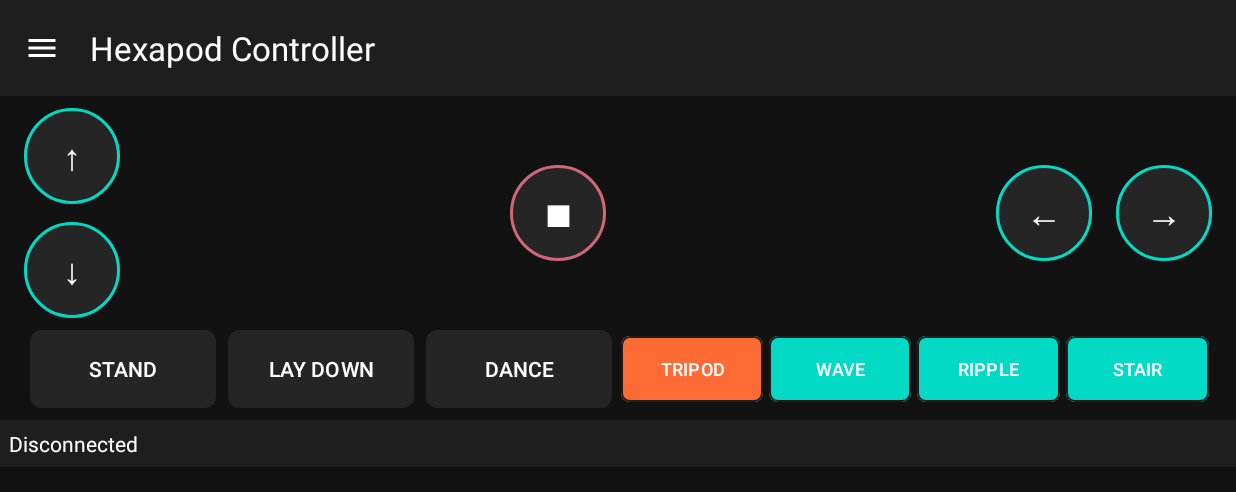
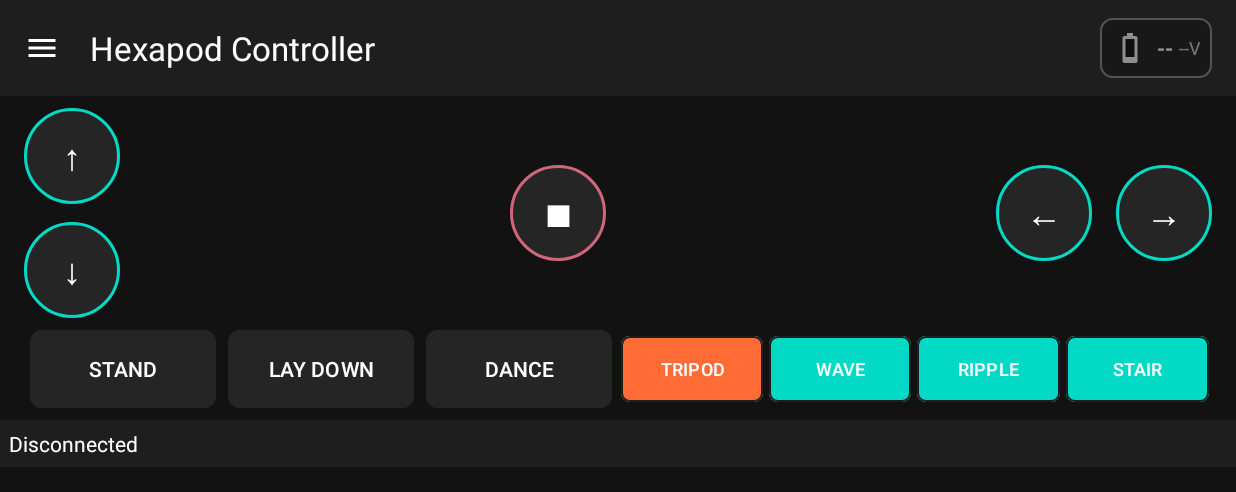
Before and after one commit to nikaduri/hexapod, an Android app built with Jetpack Compose: the screen it shows after launch (MainActivity), on a phone screen of 824 x 412 dp (held sideways). Shown: the top 492 px of the screen. Run offline under Robolectric (Android 15) with nearby library versions, the phone set to English and light mode, and no system bars; our stand-ins replace Dagger/Hilt's generated code.

Commit message:
Added battery percentage

```diff
--- a/hexapod_controller/app/src/main/java/com/example/hexapodcontroller/MainActivity.kt
+++ b/hexapod_controller/app/src/main/java/com/example/hexapodcontroller/MainActivity.kt
@@ -176,6 +176,15 @@ class MainActivity : AppCompatActivity() {
                 }
             }
         }
+
+        // Observe battery status separately
+        lifecycleScope.launch {
+            repeatOnLifecycle(Lifecycle.State.STARTED) {
+                viewModel.batteryStatus.collect { batteryStatus ->
+                    binding.batteryStatusView.updateBatteryStatus(batteryStatus)
+                }
+            }
+        }
     }
 
     private fun updateUI(connectionState: RobotConnectionState) {
--- a/hexapod_controller/app/src/main/java/com/example/hexapodcontroller/data/RobotCommand.kt
+++ b/hexapod_controller/app/src/main/java/com/example/hexapodcontroller/data/RobotCommand.kt
@@ -13,7 +13,9 @@ enum class RobotCommand(val value: String) {
     TRIPOD_GAIT("TRIPOD_GAIT"),
     WAVE_GAIT("WAVE_GAIT"),
     RIPPLE_GAIT("RIPPLE_GAIT"),
-    STAIRCASE_MODE("STAIRCASE_MODE");
+    STAIRCASE_MODE("STAIRCASE_MODE"),
+    // Battery monitoring
+    GET_BATTERY("GET_BATTERY");
 
     companion object {
         fun fromString(value: String): RobotCommand? =
--- a/hexapod_controller/app/src/main/java/com/example/hexapodcontroller/domain/RobotRepository.kt
+++ b/hexapod_controller/app/src/main/java/com/example/hexapodcontroller/domain/RobotRepository.kt
@@ -2,16 +2,19 @@ package com.example.hexapodcontroller.domain
 
 import com.example.hexapodcontroller.data.RobotCommand
 import com.example.hexapodcontroller.data.RobotConnectionState
+import com.example.hexapodcontroller.data.BatteryStatus
 import kotlinx.coroutines.flow.Flow
 
 interface RobotRepository {
     val connectionState: Flow<RobotConnectionState>
+    val batteryStatus: Flow<BatteryStatus?>
 
     suspend fun connect(ipAddress: String, port: Int)
     suspend fun disconnect()
     suspend fun sendCommand(command: RobotCommand)
     suspend fun startContinuousCommand(command: RobotCommand)
     suspend fun stopContinuousCommand()
+    suspend fun requestBatteryStatus(): BatteryStatus?
 
     fun getLastIpAddress(): String
     fun getLastPort(): Int
--- /dev/null
+++ b/hexapod_controller/app/src/main/java/com/example/hexapodcontroller/ui/BatteryStatusView.kt
@@ -0,0 +1,58 @@
+package com.example.hexapodcontroller.ui
+
+import android.content.Context
+import android.util.AttributeSet
+import android.view.LayoutInflater
+import android.widget.ImageView
+import android.widget.LinearLayout
+import android.widget.TextView
+import com.example.hexapodcontroller.R
+import com.example.hexapodcontroller.data.BatteryStatus
+
+class BatteryStatusView @JvmOverloads constructor(
+    context: Context,
+    attrs: AttributeSet? = null,
+    defStyleAttr: Int = 0
+) : LinearLayout(context, attrs, defStyleAttr) {
+
+    private val batteryIcon: ImageView
+    private val batteryPercentage: TextView
+    private val batteryVoltage: TextView
+
+    init {
+        LayoutInflater.from(context).inflate(R.layout.battery_status_view, this, true)
+
+        batteryIcon = findViewById(R.id.iv_battery_icon)
+        batteryPercentage = findViewById(R.id.tv_battery_percentage)
+        batteryVoltage = findViewById(R.id.tv_battery_voltage)
+
+        // Set default state
+        updateBatteryDisplay(null)
+    }
+
+    fun updateBatteryStatus(batteryStatus: BatteryStatus?) {
+        updateBatteryDisplay(batteryStatus)
+    }
+
+    private fun updateBatteryDisplay(batteryStatus: BatteryStatus?) {
+        if (batteryStatus == null) {
+            batteryPercentage.text = "--"
+            batteryVoltage.text = "--V"
+            batteryIcon.setImageResource(R.drawable.ic_battery)
+            alpha = 0.5f
+            return
+        }
+
+        alpha = 1.0f
+        batteryPercentage.text = "${batteryStatus.percentage}%"
+        batteryVoltage.text = String.format("%.2fV", batteryStatus.voltage)
+
+        // Update icon based on percentage
+        val iconRes = when {
+            batteryStatus.percentage >= 60 -> R.drawable.ic_battery_full
+            batteryStatus.percentage >= 30 -> R.drawable.ic_battery_medium
+            else -> R.drawable.ic_battery_low
+        }
+        batteryIcon.setImageResource(iconRes)
+    }
+}
--- a/hexapod_controller/app/src/main/java/com/example/hexapodcontroller/ui/MainViewModel.kt
+++ b/hexapod_controller/app/src/main/java/com/example/hexapodcontroller/ui/MainViewModel.kt
@@ -4,10 +4,13 @@ import androidx.lifecycle.ViewModel
 import androidx.lifecycle.viewModelScope
 import com.example.hexapodcontroller.data.RobotCommand
 import com.example.hexapodcontroller.data.RobotConnectionState
+import com.example.hexapodcontroller.data.BatteryStatus
 import com.example.hexapodcontroller.domain.RobotRepository
 import dagger.hilt.android.lifecycle.HiltViewModel
 import kotlinx.coroutines.flow.*
 import kotlinx.coroutines.launch
+import kotlinx.coroutines.delay
+import kotlinx.coroutines.Job
 import javax.inject.Inject
 
 @HiltViewModel
@@ -18,10 +21,24 @@ class MainViewModel @Inject constructor(
     private val _uiState = MutableStateFlow(MainUiState())
     val uiState: StateFlow<MainUiState> = _uiState.asStateFlow()
 
+    val batteryStatus: StateFlow<BatteryStatus?> = repository.batteryStatus.stateIn(
+        scope = viewModelScope,
+        started = SharingStarted.WhileSubscribed(5000),
+        initialValue = null
+    )
+
+    private var batteryPollingJob: Job? = null
+
     init {
         viewModelScope.launch {
             repository.connectionState.collect { state ->
                 _uiState.update { it.copy(connectionState = state) }
+
+                // Start or stop battery polling based on connection state
+                when (state) {
+                    is RobotConnectionState.Connected -> startBatteryPolling()
+                    else -> stopBatteryPolling()
+                }
             }
         }
     }
@@ -91,8 +108,29 @@ class MainViewModel @Inject constructor(
 
     fun getLastPort(): Int = repository.getLastPort()
 
+    private fun startBatteryPolling() {
+        stopBatteryPolling() // Stop any existing polling
+
+        batteryPollingJob = viewModelScope.launch {
+            // Initial battery request
+            repository.requestBatteryStatus()
+
+            // Poll every minute (60 seconds)
+            while (true) {
+                delay(60_000) // 60 seconds
+                repository.requestBatteryStatus()
+            }
+        }
+    }
+
+    private fun stopBatteryPolling() {
+        batteryPollingJob?.cancel()
+        batteryPollingJob = null
+    }
+
     override fun onCleared() {
         super.onCleared()
+        stopBatteryPolling()
         viewModelScope.launch {
             repository.disconnect()
         }
--- /dev/null
+++ b/hexapod_controller/app/src/main/res/drawable/battery_background.xml
@@ -0,0 +1,9 @@
+<?xml version="1.0" encoding="utf-8"?>
+<shape xmlns:android="http://schemas.android.com/apk/res/android"
+    android:shape="rectangle">
+    <solid android:color="#66000000" />
+    <corners android:radius="8dp" />
+    <stroke
+        android:width="1dp"
+        android:color="#80FFFFFF" />
+</shape>
--- /dev/null
+++ b/hexapod_controller/app/src/main/res/drawable/ic_battery.xml
@@ -0,0 +1,15 @@
+<?xml version="1.0" encoding="utf-8"?>
+<vector xmlns:android="http://schemas.android.com/apk/res/android"
+    android:width="24dp"
+    android:height="24dp"
+    android:viewportWidth="24"
+    android:viewportHeight="24">
+    <!-- Battery outline -->
+    <path
+        android:fillColor="@android:color/white"
+        android:pathData="M15.67,4H14V2h-4v2H8.33C7.6,4 7,4.6 7,5.33v15.33C7,21.4 7.6,22 8.33,22h7.33c0.74,0 1.34,-0.6 1.34,-1.33V5.33C17,4.6 16.4,4 15.67,4z"/>
+    <!-- Battery level indicator (this will be colored based on percentage) -->
+    <path
+        android:fillColor="@android:color/black"
+        android:pathData="M9,6v12h6V6H9z"/>
+</vector>
--- /dev/null
+++ b/hexapod_controller/app/src/main/res/drawable/ic_battery_full.xml
@@ -0,0 +1,15 @@
+<?xml version="1.0" encoding="utf-8"?>
+<vector xmlns:android="http://schemas.android.com/apk/res/android"
+    android:width="24dp"
+    android:height="24dp"
+    android:viewportWidth="24"
+    android:viewportHeight="24">
+    <!-- Battery outline -->
+    <path
+        android:fillColor="@android:color/white"
+        android:pathData="M15.67,4H14V2h-4v2H8.33C7.6,4 7,4.6 7,5.33v15.33C7,21.4 7.6,22 8.33,22h7.33c0.74,0 1.34,-0.6 1.34,-1.33V5.33C17,4.6 16.4,4 15.67,4z"/>
+    <!-- Full battery level -->
+    <path
+        android:fillColor="#4CAF50"
+        android:pathData="M9,6v12h6V6H9z"/>
+</vector>
--- /dev/null
+++ b/hexapod_controller/app/src/main/res/drawable/ic_battery_low.xml
@@ -0,0 +1,15 @@
+<?xml version="1.0" encoding="utf-8"?>
+<vector xmlns:android="http://schemas.android.com/apk/res/android"
+    android:width="24dp"
+    android:height="24dp"
+    android:viewportWidth="24"
+    android:viewportHeight="24">
+    <!-- Battery outline -->
+    <path
+        android:fillColor="@android:color/white"
+        android:pathData="M15.67,4H14V2h-4v2H8.33C7.6,4 7,4.6 7,5.33v15.33C7,21.4 7.6,22 8.33,22h7.33c0.74,0 1.34,-0.6 1.34,-1.33V5.33C17,4.6 16.4,4 15.67,4z"/>
+    <!-- Low battery level -->
+    <path
+        android:fillColor="#F44336"
+        android:pathData="M9,15v3h6v-3H9z"/>
+</vector>
--- /dev/null
+++ b/hexapod_controller/app/src/main/res/drawable/ic_battery_medium.xml
@@ -0,0 +1,15 @@
+<?xml version="1.0" encoding="utf-8"?>
+<vector xmlns:android="http://schemas.android.com/apk/res/android"
+    android:width="24dp"
+    android:height="24dp"
+    android:viewportWidth="24"
+    android:viewportHeight="24">
+    <!-- Battery outline -->
+    <path
+        android:fillColor="@android:color/white"
+        android:pathData="M15.67,4H14V2h-4v2H8.33C7.6,4 7,4.6 7,5.33v15.33C7,21.4 7.6,22 8.33,22h7.33c0.74,0 1.34,-0.6 1.34,-1.33V5.33C17,4.6 16.4,4 15.67,4z"/>
+    <!-- Medium battery level -->
+    <path
+        android:fillColor="#FF9800"
+        android:pathData="M9,12v6h6v-6H9z"/>
+</vector>
--- a/hexapod_controller/app/src/main/res/layout/activity_main.xml
+++ b/hexapod_controller/app/src/main/res/layout/activity_main.xml
@@ -15,15 +15,31 @@
         android:orientation="vertical"
         android:background="@color/background_dark">
 
-        <!-- Toolbar with Menu -->
-        <com.google.android.material.appbar.MaterialToolbar
-            android:id="@+id/toolbar"
+        <!-- Toolbar with Menu and Battery Status -->
+        <LinearLayout
             android:layout_width="match_parent"
             android:layout_height="?attr/actionBarSize"
+            android:orientation="horizontal"
             android:background="@color/primary_dark"
-            app:navigationIcon="@drawable/ic_menu"
-            app:title="@string/app_name"
-            app:titleTextColor="@android:color/white"/>
+            android:gravity="center_vertical">
+
+            <com.google.android.material.appbar.MaterialToolbar
+                android:id="@+id/toolbar"
+                android:layout_width="0dp"
+                android:layout_height="match_parent"
+                android:layout_weight="1"
+                android:background="@android:color/transparent"
+                app:navigationIcon="@drawable/ic_menu"
+                app:title="@string/app_name"
+                app:titleTextColor="@android:color/white"/>
+
+            <com.example.hexapodcontroller.ui.BatteryStatusView
+                android:id="@+id/battery_status_view"
+                android:layout_width="wrap_content"
+                android:layout_height="wrap_content"
+                android:layout_marginEnd="16dp"/>
+
+        </LinearLayout>
 
         <!-- Movement Controls Row -->
         <LinearLayout
--- /dev/null
+++ b/hexapod_controller/app/src/main/res/layout/battery_status_view.xml
@@ -0,0 +1,36 @@
+<?xml version="1.0" encoding="utf-8"?>
+<LinearLayout xmlns:android="http://schemas.android.com/apk/res/android"
+    android:layout_width="wrap_content"
+    android:layout_height="wrap_content"
+    android:orientation="horizontal"
+    android:gravity="center_vertical"
+    android:background="@drawable/battery_background"
+    android:padding="8dp">
+
+    <ImageView
+        android:id="@+id/iv_battery_icon"
+        android:layout_width="24dp"
+        android:layout_height="24dp"
+        android:src="@drawable/ic_battery_full"
+        android:layout_marginEnd="6dp" />
+
+    <TextView
+        android:id="@+id/tv_battery_percentage"
+        android:layout_width="wrap_content"
+        android:layout_height="wrap_content"
+        android:text="100%"
+        android:textColor="@android:color/white"
+        android:textSize="14sp"
+        android:textStyle="bold" />
+
+    <TextView
+        android:id="@+id/tv_battery_voltage"
+        android:layout_width="wrap_content"
+        android:layout_height="wrap_content"
+        android:text="8.4V"
+        android:textColor="@android:color/white"
+        android:textSize="12sp"
+        android:layout_marginStart="4dp"
+        android:alpha="0.8" />
+
+</LinearLayout>
```
Also changed, not shown: hexapod_controller/app/src/main/java/com/example/hexapodcontroller/data/BatteryStatus.kt (added, +61 -0 lines), hexapod_controller/app/src/main/java/com/example/hexapodcontroller/data/RobotRepositoryImpl.kt (+111 -23 lines), 4 other files.
